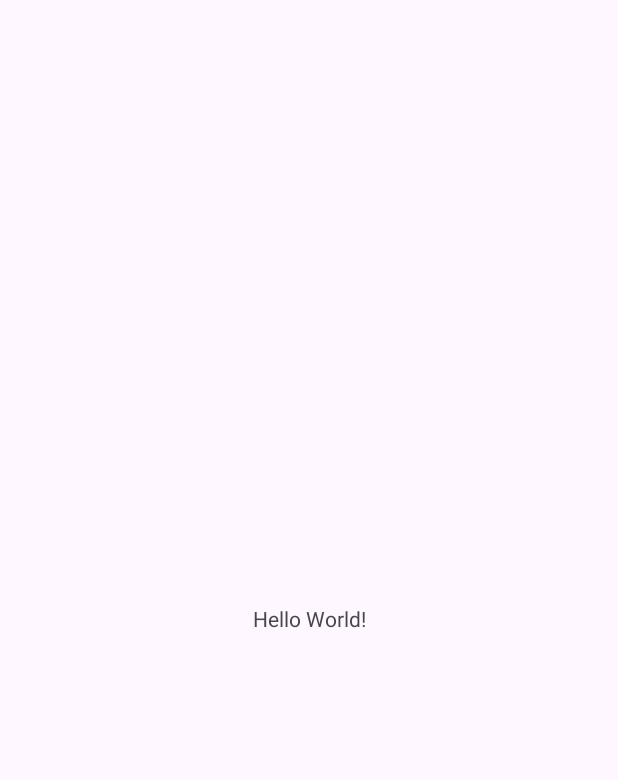
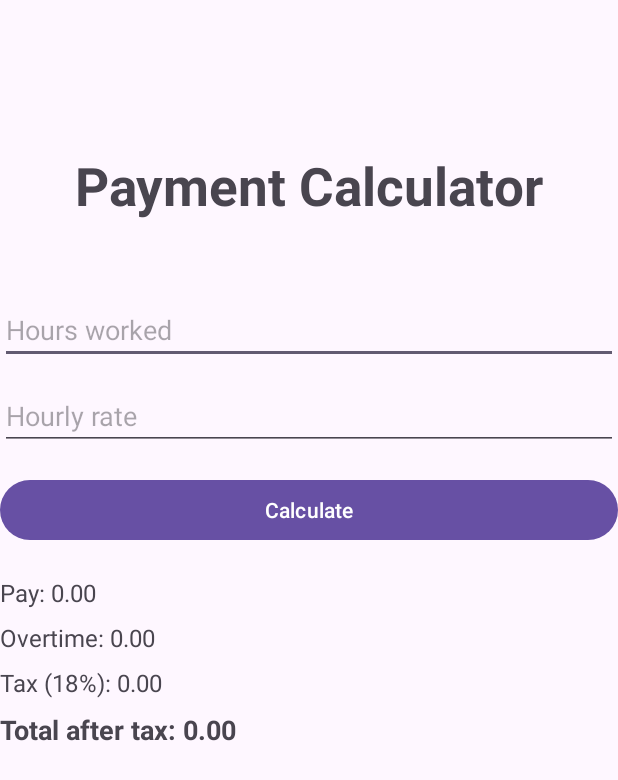
Before and after one commit to Ibrahimdur1989/A1_Ebrahim_AlSerri, an Android app: the screen it shows after launch (MainActivity), on a phone screen of 412 x 824 dp. Before the commit the part shown is almost empty. Shown: the top 780 px of the screen. Run offline under Robolectric (Android 15) with nearby library versions, the phone set to English and light mode, and no system bars.

Commit message:
Added MainActivity logic and layout for Payment Colculator

```diff
--- a/app/src/main/java/com/example/a1_ebrahim_alserri/MainActivity.java
+++ b/app/src/main/java/com/example/a1_ebrahim_alserri/MainActivity.java
@@ -1,8 +1,15 @@
 package com.example.a1_ebrahim_alserri;
 
 import android.os.Bundle;
+import android.view.Menu;
+import android.view.MenuItem;
+import android.widget.Button;
+import android.widget.EditText;
+import android.widget.TextView;
+import android.widget.Toast;
 
 import androidx.activity.EdgeToEdge;
+import androidx.annotation.NonNull;
 import androidx.appcompat.app.AppCompatActivity;
 import androidx.core.graphics.Insets;
 import androidx.core.view.ViewCompat;
@@ -19,6 +26,52 @@ public class MainActivity extends AppCompatActivity {
             Insets systemBars = insets.getInsets(WindowInsetsCompat.Type.systemBars());
             v.setPadding(systemBars.left, systemBars.top, systemBars.right, systemBars.bottom);
             return insets;
+
+
+        });
+
+        Button calculate = findViewById(R.id.calculate);
+        EditText hours = findViewById(R.id.hours);
+        EditText rate = findViewById(R.id.rate);
+        TextView pay = findViewById(R.id.pay);
+        TextView overtime = findViewById(R.id.overtime);
+        TextView tax = findViewById(R.id.tax);
+        TextView total = findViewById(R.id.total);
+
+        calculate.setOnClickListener(v -> {
+            String hours_Str = hours.getText().toString().trim();
+            String rate_Str = rate.getText().toString().trim();
+
+            if (hours_Str.isEmpty() || rate_Str.isEmpty()) {
+                Toast.makeText(this, "Enter hours and rate", Toast.LENGTH_SHORT).show();
+                return;
+            }
+
+            double hours_Val = Double.parseDouble(hours_Str);
+            double rate_Val = Double.parseDouble(rate_Str);
+
+            if (hours_Val < 0 || rate_Val < 0) {
+                Toast.makeText(this, "Values must be non-negative", Toast.LENGTH_SHORT).show();
+                return;
+            }
+
+            double pay_Val;
+            double overtime_Val = 0;
+            if (hours_Val <= 40) {
+                pay_Val = hours_Val * rate_Val;
+            } else {
+                overtime_Val = (hours_Val - 40) * rate_Val * 0.5;
+                pay_Val = 40 * rate_Val + (hours_Val - 40) * rate_Val * 1.5;
+            }
+            double tax_Val = pay_Val * 0.18;
+            double total_Val = pay_Val - tax_Val;
+
+            pay.setText(String.format("Pay: %.2f", pay_Val));
+            overtime.setText(String.format("Overtime: %.2f", overtime_Val));
+            tax.setText(String.format("Tax (18%%): %.2f", tax_Val));
+            total.setText(String.format("Total after tax: %.2f", total_Val));
+
+            Toast.makeText(this, "Calculated", Toast.LENGTH_SHORT).show();
         });
     }
 }
--- a/app/src/main/res/layout/activity_main.xml
+++ b/app/src/main/res/layout/activity_main.xml
@@ -1,8 +1,9 @@
 <?xml version="1.0" encoding="utf-8"?>
-<androidx.constraintlayout.widget.ConstraintLayout xmlns:android="http://schemas.android.com/apk/res/android"
+<LinearLayout xmlns:android="http://schemas.android.com/apk/res/android"
     xmlns:app="http://schemas.android.com/apk/res-auto"
     xmlns:tools="http://schemas.android.com/tools"
     android:id="@+id/main"
+    android:orientation="vertical"
     android:layout_width="match_parent"
     android:layout_height="match_parent"
     tools:context=".MainActivity">
@@ -10,10 +11,68 @@
     <TextView
         android:layout_width="wrap_content"
         android:layout_height="wrap_content"
-        android:text="Hello World!"
-        app:layout_constraintBottom_toBottomOf="parent"
-        app:layout_constraintEnd_toEndOf="parent"
-        app:layout_constraintStart_toStartOf="parent"
-        app:layout_constraintTop_toTopOf="parent" />
+        android:text="Payment Calculator"
+        android:textSize="35dp"
+        android:textStyle="bold"
+        android:layout_marginTop="100dp"
+        android:layout_gravity="center"/>
 
-</androidx.constraintlayout.widget.ConstraintLayout>
+    <EditText
+        android:id="@+id/hours"
+        android:layout_width="match_parent"
+        android:layout_height="wrap_content"
+        android:hint="Hours worked"
+        android:inputType="number"
+        android:layout_marginTop="50sp"/>
+
+    <EditText
+        android:id="@+id/rate"
+        android:layout_width="match_parent"
+        android:layout_height="wrap_content"
+        android:hint="Hourly rate"
+        android:inputType="numberDecimal"
+        android:layout_marginTop="12dp"/>
+
+    <Button
+        android:id="@+id/calculate"
+        android:layout_width="match_parent"
+        android:layout_height="wrap_content"
+        android:text="Calculate"
+        android:layout_marginTop="16dp"/>
+
+    <TextView
+        android:id="@+id/pay"
+        android:layout_width="match_parent"
+        android:layout_height="wrap_content"
+        android:text="Pay: 0.00"
+        android:textSize="16sp"
+        android:layout_marginTop="20dp"/>
+
+
+
+    <TextView
+        android:id="@+id/overtime"
+        android:layout_width="match_parent"
+        android:layout_height="wrap_content"
+        android:text="Overtime: 0.00"
+        android:textSize="16sp"
+        android:layout_marginTop="8dp" />
+
+    <TextView
+        android:id="@+id/tax"
+        android:layout_width="match_parent"
+        android:layout_height="wrap_content"
+        android:text="Tax (18%): 0.00"
+        android:textSize="16sp"
+        android:layout_marginTop="8dp"/>
+
+    <TextView
+        android:id="@+id/total"
+        android:layout_width="match_parent"
+        android:layout_height="wrap_content"
+        android:text="Total after tax: 0.00"
+        android:textStyle="bold"
+        android:textSize="18sp"
+        android:layout_marginTop="8dp"/>
+
+</LinearLayout>
```
